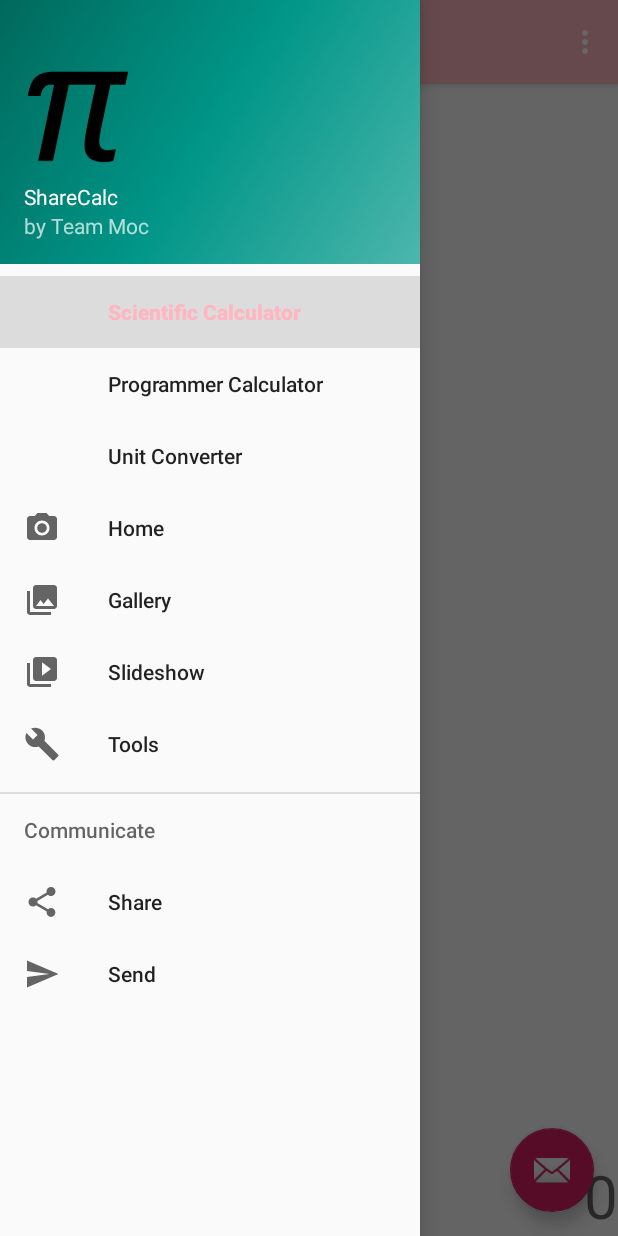
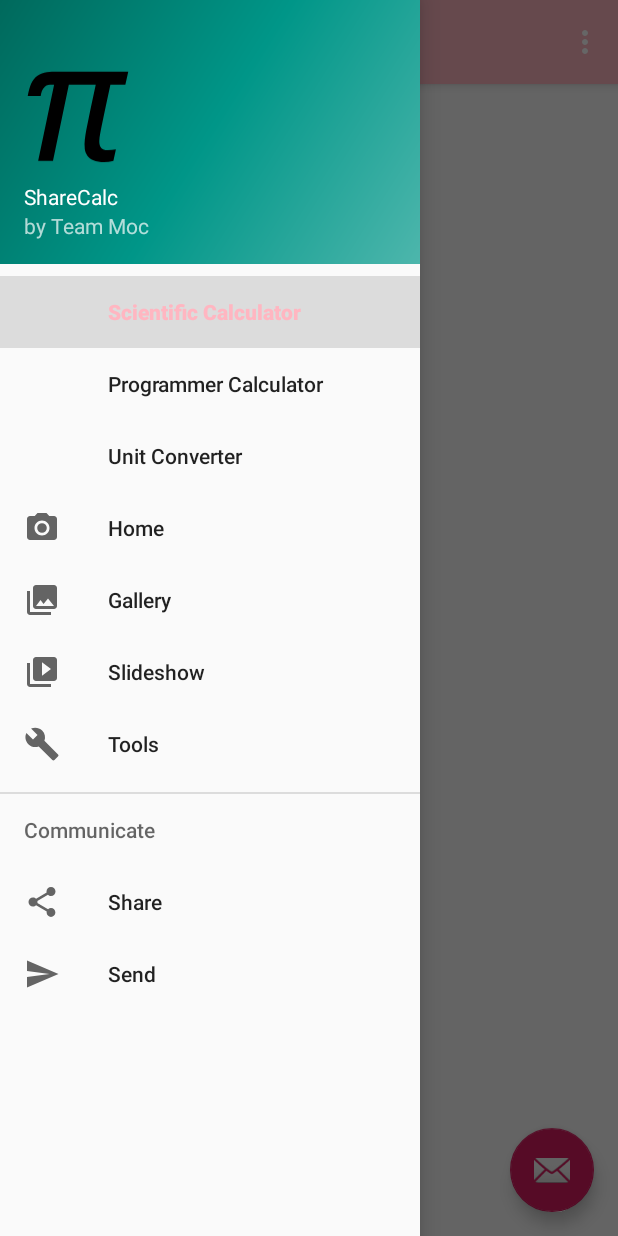
Before and after one commit to MayaIsla/3354-Team-Moc, an Android app: the screen it shows after launch (MainActivity), with the side drawer open, on a phone screen of 412 x 824 dp. Run offline under Robolectric (Android 15) with nearby library versions, the phone set to English and light mode, and no system bars; our stand-ins replace navigation-ui.

Commit message:
Remove redundant TextView from main activity

```diff
--- a/app/src/main/res/layout/app_bar_main.xml
+++ b/app/src/main/res/layout/app_bar_main.xml
@@ -22,17 +22,6 @@
 
     <include layout="@layout/content_main" />
 
-     <TextView
-        android:id="@+id/toolbar"
-        android:layout_above="@+id/answer"
-        android:layout_width="match_parent"
-        android:layout_height="match_parent"
-        android:gravity="bottom|right"
-        android:hint=" 0"
-        android:scrollbars="vertical"
-        android:textSize="40sp" />
-        android:padding="15dp"
-
     <com.google.android.material.floatingactionbutton.FloatingActionButton
         android:id="@+id/fab"
         android:layout_width="wrap_content"
```
